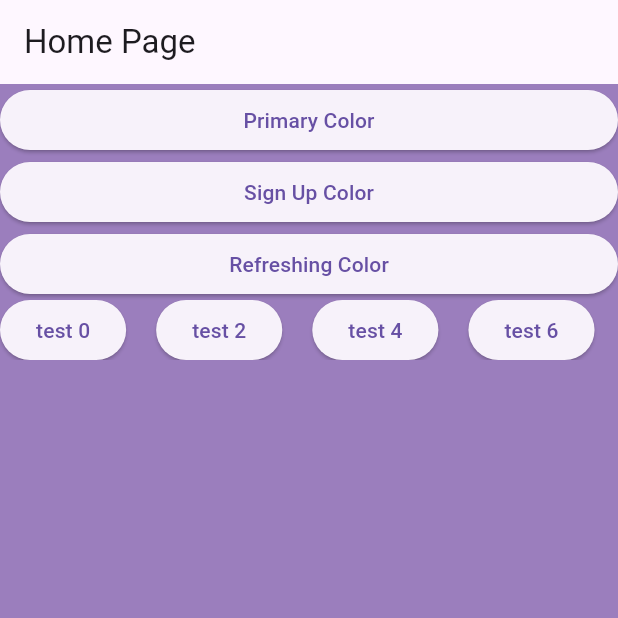
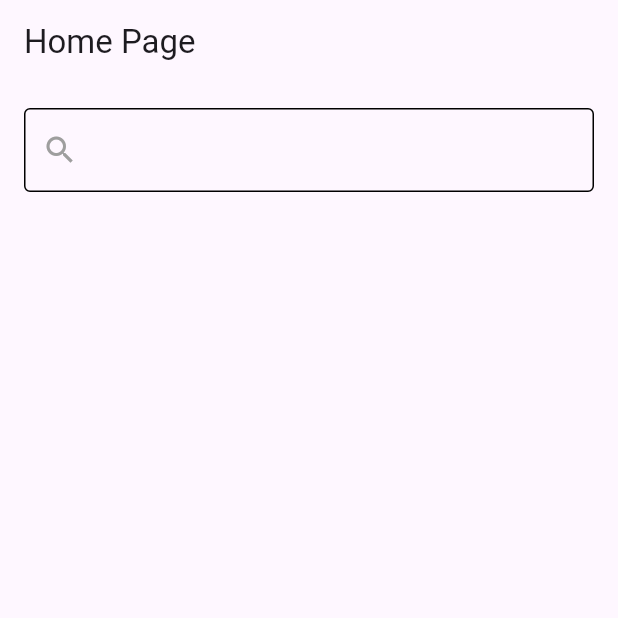
Before and after one commit to bidhan-skybase/Flutter-Class, a Flutter app: the screen it shows after launch, on a phone screen of 412 x 824 dp, the top half of it. Run offline on Flutter 3.47's test engine with Material 3 defaults, Android fonts, the phone set to English and light mode, and no system bars; our stand-ins replace get.

Commit message:
feat: Add search functionality

```diff
--- a/lib/controllers/home_page_controller.dart
+++ b/lib/controllers/home_page_controller.dart
@@ -6,18 +6,33 @@ import 'package:get/get.dart';
 //logic work
 // api calls
 class HomePageController extends GetxController {
-  Rx<Color> bgColor = AppColors.refreshingColor.obs;
+  RxBool isSearchFieldTap = false.obs;
+  TextEditingController sc = TextEditingController();
+  late Worker debouncer;
+
+  RxList<String> items =
+      ['Banana',
+        'Orange',
+        'Grapes',
+        'Pineapple',
+        'Mango',
+        'Watermelon',
+        'Strawberry',
+        'Blueberry',
+        'Peach',
+      ].obs;
+
+  RxList filteredItems = [].obs;
+//aPPlE
+  void searchText(String value) {
+    filteredItems.clear();
+    for (var item in items) {
+      //apple
+      if (item.toLowerCase().contains(value.toLowerCase())) {
 
 
-  // list of custom maps
-  RxList bgColorMap =
-      [
-        {"title": "Primary Color", "color": AppColors.primaryColor},
-        {"title": "Sign Up Color", "color": AppColors.signUpColor},
-        {"title": "Refreshing Color", "color": AppColors.refreshingColor},
-      ].obs;
-
-  void onColorPressed(Color color) {
-    bgColor.value = color;
+        filteredItems.add(item);
+      }
+    }
   }
 }
--- a/lib/views/home_page.dart
+++ b/lib/views/home_page.dart
@@ -10,56 +10,56 @@ class HomePage extends StatelessWidget {
 
   @override
   Widget build(BuildContext context) {
-    return Obx(() {
-      return Scaffold(
-        backgroundColor: c.bgColor.value,
+    return GestureDetector(
+      onTap: () => c.isSearchFieldTap.value = false,
+      child: Scaffold(
         appBar: AppBar(title: Text("Home Page")),
-        body: Center(
+        body: SingleChildScrollView(
+          child: Center(
+            child: Padding(
+              padding: EdgeInsets.all(16.0),
               child: Column(
                 children: [
-              ListView.builder(
-                physics: NeverScrollableScrollPhysics(),
-                itemCount: c.bgColorMap.length,
+                  TextField(
+                    controller: c.sc,
+                    onTap: () {
+                      c.isSearchFieldTap.value = true;
+                    },
+                    onChanged: (value) {
+                      c.searchText(value);
+                    },
+                    decoration: InputDecoration(
+                      prefixIcon: Obx(() {
+                        return Icon(
+                          Icons.search,
+                          color:
+                              c.isSearchFieldTap.value == true
+                                  ? Colors.blue
+                                  : Colors.grey,
+                        );
+                      }),
+
+                      enabledBorder: OutlineInputBorder(),
+                      focusedBorder: OutlineInputBorder(
+                        borderSide: BorderSide(color: Colors.blue),
+                      ),
+                    ),
+                  ),
+                  Obx(() {
+                    return ListView.builder(
+                      itemCount: c.filteredItems.length,
                       shrinkWrap: true,
                       itemBuilder: (context, index) {
-                  return ElevatedButton(
-                    onPressed: () {
-                      c.onColorPressed(c.bgColorMap[index]['color']);
+                        return ListTile(title: Text(c.filteredItems[index]));
                       },
-                    child: Text(c.bgColorMap[index]['title']),
                     );
-                },
-              ),
-              //wrap with sizedbox in case of horizontal scrolling
-
-              SizedBox(
-                height: 40,
-                child: ListView.builder(
-                  physics: AlwaysScrollableScrollPhysics(),
-                  itemCount: 20,
-                  scrollDirection: Axis.horizontal,
-                  padding: EdgeInsets.only(right: 40),
-                  shrinkWrap: true,
-                  itemBuilder: (context, index) {
-                    if(index.isEven){
-                      return Padding(
-                        padding: const EdgeInsets.only(right: 20),
-                        child: ElevatedButton(
-                          onPressed: () {},
-                          child: Text("test $index"),
-                        ),
-                      );
-                    }else{
-                      return SizedBox();
-                    }
-
-                  },
-                ),
-              ),
+                  }),
                 ],
               ),
             ),
+          ),
+        ),
+      ),
     );
-    });
   }
 }
```
Lines whose indentation alone changed are shown as unchanged.
